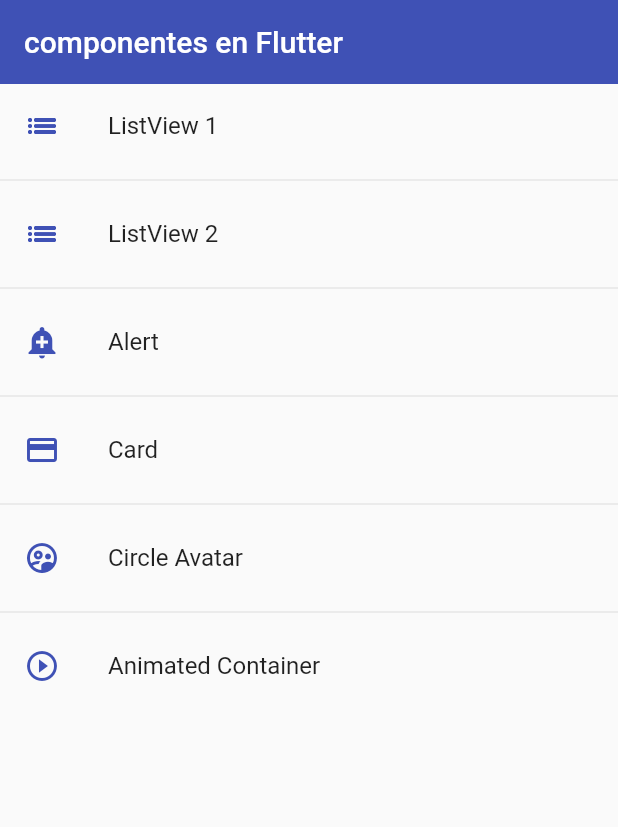
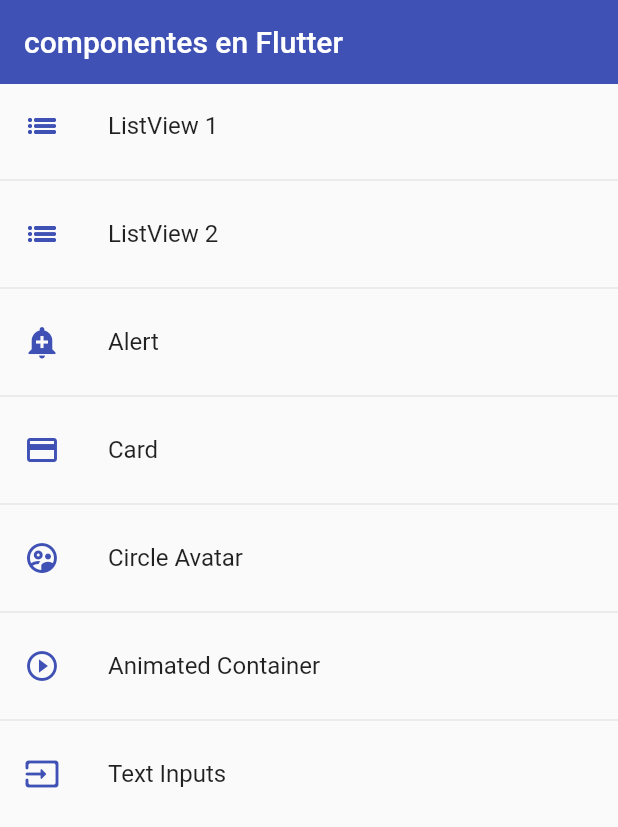
Before and after one commit to ColtMoons/flutter_components_lessons, a Flutter app: the screen it shows after launch, on a phone screen of 412 x 824 dp. Shown: the top 827 px of the screen. Run offline on Flutter 3.47's test engine with Material 2 defaults, Android fonts, the phone set to English and light mode, and no system bars.

```diff
--- a/lib/router/app_routes.dart
+++ b/lib/router/app_routes.dart
@@ -44,6 +44,11 @@ class AppRoutes {
         icon: Icons.play_circle_outline,
         name: 'Animated Container',
         screen: const AnimatedScreen()),
+    MenuOption(
+        route: 'inputs',
+        icon: Icons.input_rounded,
+        name: 'Text Inputs',
+        screen: const InputsScreen()),
   ];
 
   static Map<String, Widget Function(BuildContext)> getAppRoutes() {
--- a/lib/screens/screens.dart
+++ b/lib/screens/screens.dart
@@ -1,3 +1,4 @@
+export 'package:flutter_components/screens/inputs_screen.dart';
 export 'package:flutter_components/screens/animated_screen.dart';
 export 'package:flutter_components/screens/avatar_screen.dart';
 export 'package:flutter_components/screens/alert_screen.dart';
--- a/lib/theme/app_theme.dart
+++ b/lib/theme/app_theme.dart
@@ -5,14 +5,13 @@ class AppTheme {
 
   static final ThemeData lightTheme = ThemeData.light().copyWith(
     primaryColor: primary,
+
     appBarTheme: const AppBarTheme(
       color: primary,
       elevation: 0,
     ),
     textButtonTheme: TextButtonThemeData(
-      style: TextButton.styleFrom(
-        foregroundColor: primary,
-      ),
+      style: TextButton.styleFrom(foregroundColor: primary,),
     ),
 
     floatingActionButtonTheme: const FloatingActionButtonThemeData(
@@ -26,6 +25,23 @@ class AppTheme {
         shape: const StadiumBorder(),
         elevation: 0,
       ),
-    )
+    ),
+
+    inputDecorationTheme: const InputDecorationTheme(
+      floatingLabelStyle: TextStyle(
+        color: primary,
+      ),
+      enabledBorder: OutlineInputBorder(
+        borderSide: BorderSide(color: primary,),
+        borderRadius: BorderRadius.only(bottomLeft: Radius.circular(10), topRight: Radius.circular(10))
+      ),
+      focusedBorder: OutlineInputBorder(
+        borderSide: BorderSide(color: primary,),
+        borderRadius: BorderRadius.only(bottomLeft: Radius.circular(10), topRight: Radius.circular(10))
+      ),
+      border: OutlineInputBorder(
+        borderRadius: BorderRadius.only(bottomLeft: Radius.circular(10), topRight: Radius.circular(10)),
+      ),
+    ),
   );
 }
--- a/lib/widgets/widgets.dart
+++ b/lib/widgets/widgets.dart
@@ -1,2 +1,3 @@
+export 'package:flutter_components/widgets/custom_input_field.dart';
 export 'package:flutter_components/widgets/custom_card_type_2.dart';
 export 'package:flutter_components/widgets/custom_card_type_1.dart';
```
Also changed, not shown: lib/screens/inputs_screen.dart (added, +27 -0 lines), lib/widgets/custom_input_field.dart (added, +44 -0 lines).
